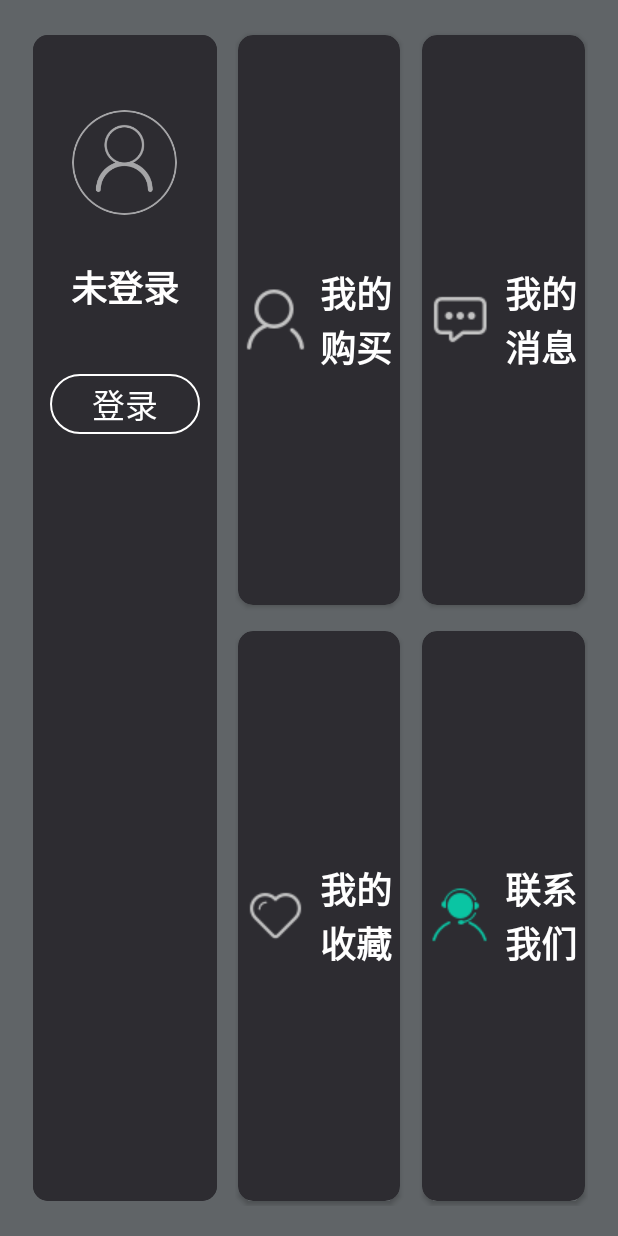
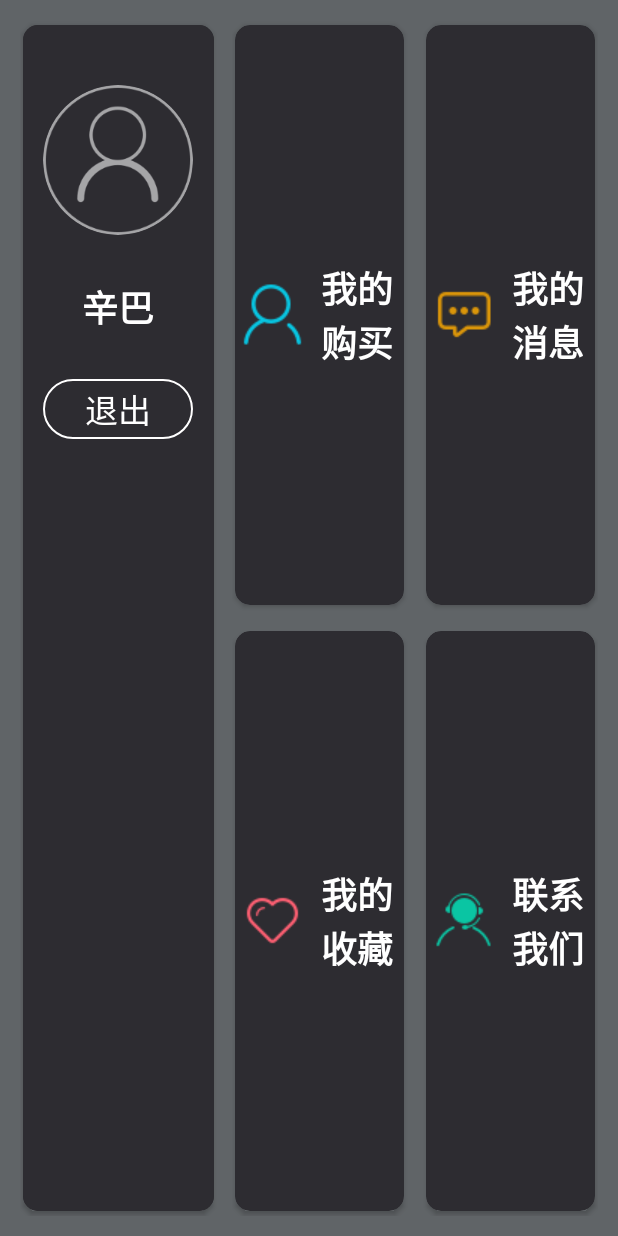
Before and after one commit to Tomll/ThemeStore_3561_New, an Android app: the fragment MineFragment shown on its own in the app's theme, on a phone screen of 412 x 824 dp. Run offline under Robolectric (Android 15) with nearby library versions, the phone set to English and light mode, and no system bars; our stand-ins replace ButterKnife, CircleImageView; pictures from the network do not load; 2 statements that could not run were skipped.

Commit message:
update  login moudle
Change-Id: Iaff87e5ed7fb3ea9371f578f67b2db27ee5a07a0

```diff
--- a/app/src/main/java/com/mapbar/wesmart/themestore/fragment/MineFragment.java
+++ b/app/src/main/java/com/mapbar/wesmart/themestore/fragment/MineFragment.java
@@ -1,9 +1,11 @@
 package com.mapbar.wesmart.themestore.fragment;
 
-import android.provider.Settings;
+import android.os.Handler;
+import android.os.Message;
 import android.support.v7.widget.CardView;
 import android.view.View;
 import android.widget.Button;
+import android.widget.FrameLayout;
 import android.widget.TextView;
 
 import com.bumptech.glide.Glide;
@@ -43,9 +45,18 @@
     TextView tvMyCollection;
     @BindView(R.id.tv_my_purchase)
     TextView tvMyPurchase;
+    @BindView(R.id.progressLogin)
+    FrameLayout progressLogin;
     int loginState;
     String faceUrl;
     String userName;
+
+    Handler handler = new Handler(){
+        @Override
+        public void handleMessage(Message msg) {
+            super.handleMessage(msg);
+        }
+    };
 
     @Override
     public void initViewBefore() {
@@ -64,9 +75,12 @@
     public void onResume() {
         super.onResume();
         //每次onResume,获取登录状态,用户数据,并执行登录退出操作
-        loginState = Settings.Global.getInt(mActivity.getContentResolver(), "login_state", 0);
-        faceUrl = Settings.Global.getString(mActivity.getContentResolver(), "faceUrl");
-        userName = Settings.Global.getString(mActivity.getContentResolver(), "userName");
+//        loginState = Settings.Global.getInt(mActivity.getContentResolver(), "login_state", 0);
+//        faceUrl = Settings.Global.getString(mActivity.getContentResolver(), "faceUrl");
+//        userName = Settings.Global.getString(mActivity.getContentResolver(), "userName");
+        loginState = 1;
+        faceUrl = "https://pic.qqtn.com/up/2018-8/2018082909465972970.jpg";
+        userName = "辛巴";
         Util.d(this, "onResume:  \nlogin_state: " + loginState + "\nfaceUrl: " + faceUrl + "\nuserName: " + userName);
         if (!MyApplication.sp.getBoolean("logOutByHand", false) && loginState == 1) {//个人中心已登录
             login();
@@ -86,7 +100,14 @@
                     if (loginState == 0) {//个人中心未登录
                         Util.toastShort(mActivity, R.string.please_login_center_first);
                     } else if (loginState == 1) {//个人中心已登录
-                        login();
+                        progressLogin.setVisibility(View.VISIBLE);
+                        //2秒后登录
+                        handler.postDelayed(new Runnable() {
+                            @Override
+                            public void run() {
+                              login();
+                            }
+                        },2000);
                     }
                 } else if (buttonLogin.getText().equals(getString(R.string.logout))) {
                     logout();
@@ -123,8 +144,12 @@
 
     }
 
+
     //登录逻辑
     public void login() {
+        //延时两秒
+        progressLogin.setVisibility(View.GONE);
+        //真实登录逻辑
         MyApplication.editor.putBoolean("logOutByHand", false).commit();
         if (null != userName) {
             textViewUserName.setText(userName);
--- a/app/src/main/res/layout/fragment_contact_us.xml
+++ b/app/src/main/res/layout/fragment_contact_us.xml
@@ -5,9 +5,9 @@
     android:background="@color/color_page_bg"
     android:clickable="true"
     android:orientation="vertical"
-    android:paddingLeft="30px"
-    android:paddingRight="30px"
-    android:paddingTop="10px">
+    android:paddingLeft="@dimen/pagePaddingLeft"
+    android:paddingRight="@dimen/pagePaddingRight"
+    android:paddingTop="@dimen/pagePaddingTop">
 
     <include layout="@layout/layout_title_bar" />
 
--- a/app/src/main/res/layout/fragment_local_theme.xml
+++ b/app/src/main/res/layout/fragment_local_theme.xml
@@ -5,9 +5,9 @@
     android:background="@color/color_page_bg"
     android:clickable="true"
     android:orientation="vertical"
-    android:paddingLeft="30px"
-    android:paddingRight="30px"
-    android:paddingTop="10px">
+    android:paddingLeft="@dimen/pagePaddingLeft"
+    android:paddingRight="@dimen/pagePaddingRight"
+    android:paddingTop="@dimen/pagePaddingTop">
 
     <include layout="@layout/layout_title_bar" />
 
--- a/app/src/main/res/layout/fragment_mine.xml
+++ b/app/src/main/res/layout/fragment_mine.xml
@@ -1,15 +1,19 @@
 <?xml version="1.0" encoding="utf-8"?>
-<LinearLayout xmlns:android="http://schemas.android.com/apk/res/android"
+<FrameLayout xmlns:android="http://schemas.android.com/apk/res/android"
     xmlns:app="http://schemas.android.com/apk/res-auto"
     android:layout_width="match_parent"
     android:layout_height="match_parent"
     android:background="@color/color_page_bg"
     android:clickable="true"
     android:orientation="horizontal"
-    android:paddingBottom="30px"
-    android:paddingLeft="30px"
-    android:paddingRight="30px"
-    android:paddingTop="30px">
+    android:paddingBottom="20px"
+    android:paddingLeft="20px"
+    android:paddingRight="20px"
+    android:paddingTop="20px">
+
+    <LinearLayout
+        android:layout_width="match_parent"
+        android:layout_height="match_parent">
 
         <android.support.v7.widget.CardView
             android:layout_width="0dp"
@@ -23,6 +27,10 @@
             app:cardPreventCornerOverlap="false"
             app:cardUseCompatPadding="true">
 
+            <FrameLayout
+                android:layout_width="match_parent"
+                android:layout_height="match_parent">
+
                 <LinearLayout
                     android:layout_width="match_parent"
                     android:layout_height="match_parent"
@@ -32,9 +40,9 @@
 
                     <com.mapbar.wesmart.themestore.widget.CircleImageView
                         android:id="@+id/imageViewUserIcon"
-                android:layout_width="70dp"
-                android:layout_height="70dp"
-                android:layout_marginTop="50dp"
+                        android:layout_width="100dp"
+                        android:layout_height="100dp"
+                        android:layout_marginTop="40dp"
                         android:src="@mipmap/head" />
 
                     <TextView
@@ -50,13 +58,12 @@
                         style="@style/textAppearanceXXLarge"
                         android:layout_width="100dp"
                         android:layout_height="40dp"
-                android:layout_marginTop="40dp"
+                        android:layout_marginTop="30dp"
                         android:background="@drawable/button_selector"
                         android:text="@string/login"
                         android:textColor="@color/white" />
-
-
                 </LinearLayout>
+            </FrameLayout>
         </android.support.v7.widget.CardView>
 
 
@@ -185,9 +192,33 @@
                         android:text="@string/contact_us" />
                 </android.support.v7.widget.CardView>
             </LinearLayout>
+        </LinearLayout>
+    </LinearLayout>
 
 
-    </LinearLayout>
+    <FrameLayout
+        android:id="@+id/progressLogin"
+        android:layout_width="match_parent"
+        android:layout_height="match_parent"
+        android:background="#dd000000"
+        android:visibility="gone"
+        android:clickable="true">
+
+        <ProgressBar
+            style="@android:style/Widget.ProgressBar.Large"
+            android:layout_width="103px"
+            android:visibility="visible"
+            android:layout_height="103px"
+            android:layout_gravity="center" />
+
+        <TextView
+            style="@style/textAppearanceXXXLarge"
+            android:layout_width="wrap_content"
+            android:layout_height="wrap_content"
+            android:layout_gravity="bottom|center_horizontal"
+            android:layout_marginBottom="130px"
+            android:text="登录中..." />
+    </FrameLayout>
 
 
     <!--<LinearLayout
@@ -347,4 +378,4 @@
     </LinearLayout>-->
 
 
-</LinearLayout>
+</FrameLayout>
--- a/app/src/main/res/layout/fragment_my_collection.xml
+++ b/app/src/main/res/layout/fragment_my_collection.xml
@@ -5,9 +5,9 @@
     android:background="@color/color_page_bg"
     android:clickable="true"
     android:orientation="vertical"
-    android:paddingLeft="30px"
-    android:paddingRight="30px"
-    android:paddingTop="10px">
+    android:paddingLeft="@dimen/pagePaddingLeft"
+    android:paddingRight="@dimen/pagePaddingRight"
+    android:paddingTop="@dimen/pagePaddingTop">
 
     <include layout="@layout/layout_title_bar" />
 
--- a/app/src/main/res/layout/fragment_my_message.xml
+++ b/app/src/main/res/layout/fragment_my_message.xml
@@ -5,9 +5,9 @@
     android:background="@color/color_page_bg"
     android:clickable="true"
     android:orientation="vertical"
-    android:paddingLeft="30px"
-    android:paddingRight="30px"
-    android:paddingTop="10px">
+    android:paddingLeft="@dimen/pagePaddingLeft"
+    android:paddingRight="@dimen/pagePaddingRight"
+    android:paddingTop="@dimen/pagePaddingTop">
 
     <include layout="@layout/layout_title_bar" />
 
--- a/app/src/main/res/layout/fragment_my_purchase.xml
+++ b/app/src/main/res/layout/fragment_my_purchase.xml
@@ -5,9 +5,9 @@
     android:background="@color/color_page_bg"
     android:clickable="true"
     android:orientation="vertical"
-    android:paddingLeft="30px"
-    android:paddingRight="30px"
-    android:paddingTop="10px">
+    android:paddingLeft="@dimen/pagePaddingLeft"
+    android:paddingRight="@dimen/pagePaddingRight"
+    android:paddingTop="@dimen/pagePaddingTop">
 
     <include layout="@layout/layout_title_bar" />
 
--- a/app/src/main/res/layout/fragment_search.xml
+++ b/app/src/main/res/layout/fragment_search.xml
@@ -5,9 +5,9 @@
     android:background="@color/color_page_bg"
     android:clickable="true"
     android:orientation="vertical"
-    android:paddingLeft="30px"
-    android:paddingRight="30px"
-    android:paddingTop="10px">
+    android:paddingLeft="@dimen/pagePaddingLeft"
+    android:paddingRight="@dimen/pagePaddingRight"
+    android:paddingTop="@dimen/pagePaddingTop">
 
     <LinearLayout
         android:layout_width="match_parent"
--- a/app/src/main/res/layout/fragment_theme.xml
+++ b/app/src/main/res/layout/fragment_theme.xml
@@ -6,9 +6,9 @@
     android:layout_height="match_parent"
     android:background="@color/color_page_bg"
     android:clickable="true"
-    android:paddingLeft="30px"
-    android:paddingRight="30px"
-    android:paddingTop="10px">
+    android:paddingLeft="@dimen/pagePaddingLeft"
+    android:paddingRight="@dimen/pagePaddingRight"
+    android:paddingTop="@dimen/pagePaddingTop">
 
     <!-- 协作布局顶部内容区 -->
     <android.support.design.widget.AppBarLayout
--- a/app/src/main/res/layout/layout_title_bar.xml
+++ b/app/src/main/res/layout/layout_title_bar.xml
@@ -1,7 +1,7 @@
 <?xml version="1.0" encoding="utf-8"?>
 <FrameLayout xmlns:android="http://schemas.android.com/apk/res/android"
     android:layout_width="match_parent"
-    android:layout_height="54px"
+    android:layout_height="64px"
     android:layout_marginBottom="10px"
     android:background="@drawable/shap_title_bar_background"
     android:gravity="center_vertical"
--- a/app/src/main/res/values/dimens.xml
+++ b/app/src/main/res/values/dimens.xml
@@ -2,5 +2,9 @@
 <resources>
 
    <dimen name="ranking_list_title_height">63dp</dimen>
+   <dimen name="pagePaddingLeft">20px</dimen>
+   <dimen name="pagePaddingRight">20px</dimen>
+   <dimen name="pagePaddingTop">20px</dimen>
+
 
 </resources>
--- a/app/src/main/res/values/strings.xml
+++ b/app/src/main/res/values/strings.xml
@@ -22,8 +22,8 @@
     <string name="free">&#160;免费</string>
     <string name="downloads">&#160;次下载</string>
     <string name="designer">&#160;&#160;设计师：%1$s</string>
-    <string name="downloads_and_size">&#160; %1$d 次&#160;大小：%2$sMB</string>
-    <string name="release_date">&#160;&#160;时间：%1$s</string>
+    <string name="downloads_and_size">&#160; %1$d 次&#160;&#160;&#160;大小：%2$sMB</string>
+    <string name="release_date">&#160;&#160;发布日期：%1$s</string>
     <string name="collect">&#160;收藏</string>
     <string name="apply_theme">应用主题</string>
     <string name="theme_applying">主题配置中...</string>
```
Also changed, not shown: app/src/main/java/com/mapbar/wesmart/themestore/fragment/ContactUsFragment.java (+6 -4 lines), app/src/main/res/layout/fragment_theme_detail.xml (+5 -4 lines), app/src/main/res/layout/item_theme.xml (+6 -3 lines), app/src/main/res/mipmap-xhdpi/free.png (renamed from app/src/main/res/mipmap-mdpi/free.png), app/src/main/res/mipmap-xhdpi/no_free.png (renamed from app/src/main/res/mipmap-mdpi/no_free.png), app/src/main/res/mipmap-xhdpi/using.png (renamed from app/src/main/res/mipmap-hdpi/using.png), 1 other file. Lines whose indentation alone changed are shown as unchanged.
